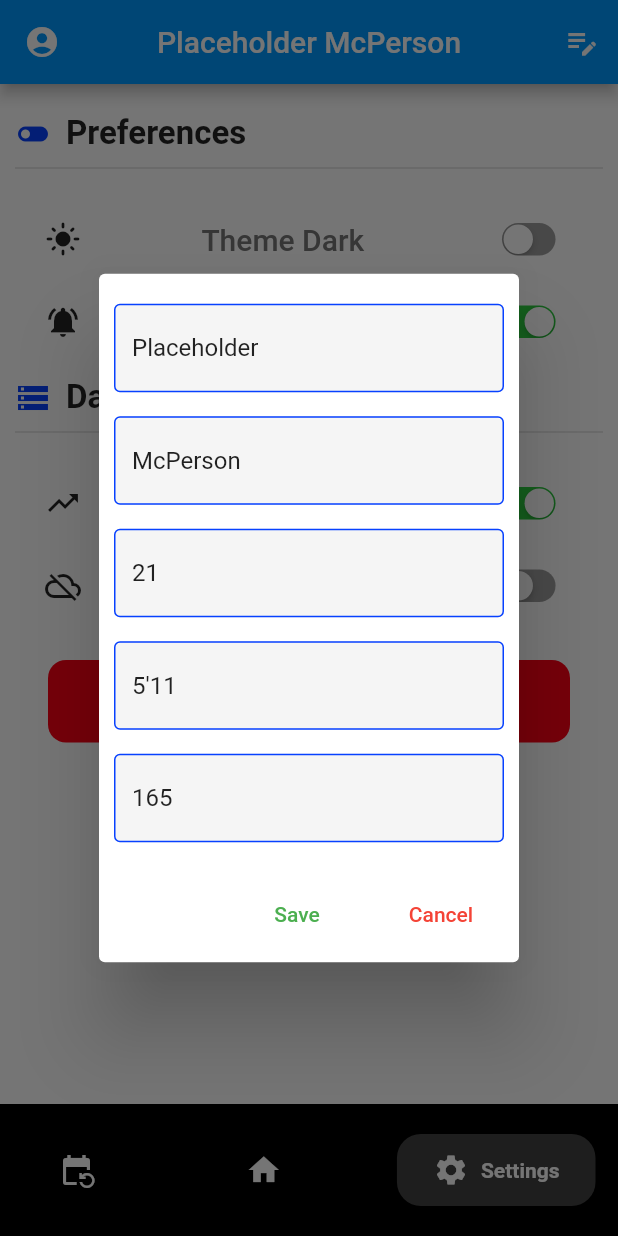
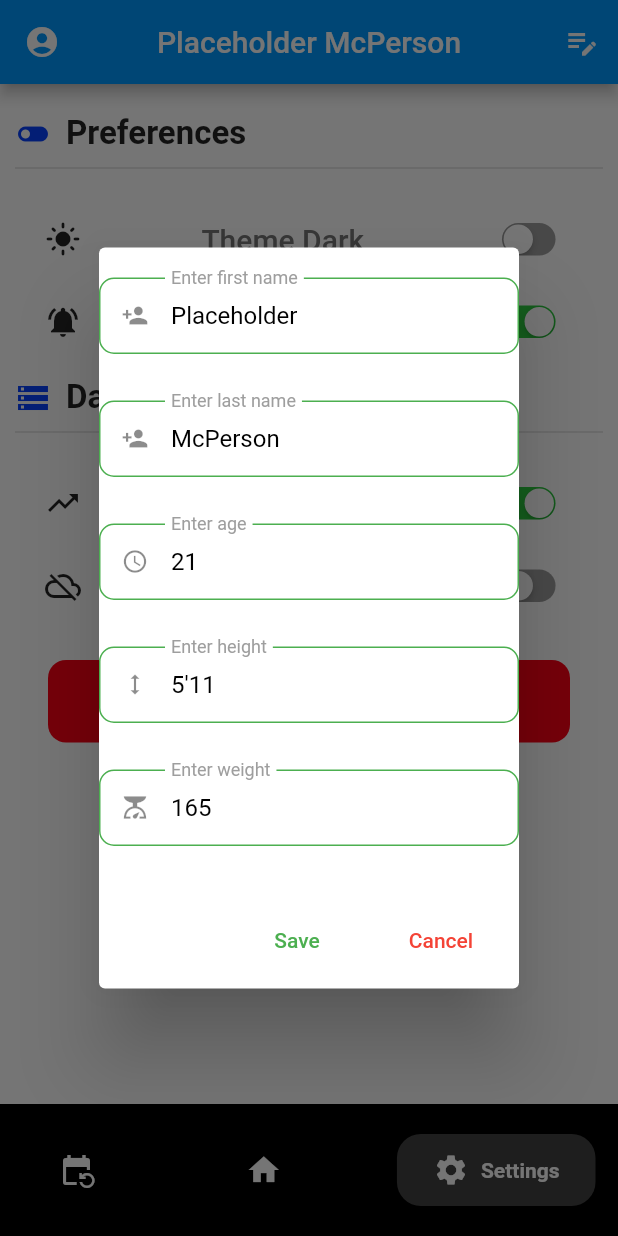
Before and after one commit to WillHAdair/WorkoutApplication, a Flutter app: the screen it shows after launch, item 3 of the bottom bar chosen, after a tap on the "edit note" icon, on a phone screen of 412 x 824 dp. Run offline on Flutter 3.47's test engine with Material 2 defaults, Android fonts, the phone set to English and light mode, and no system bars; drawn by our look-alikes of google_nav_bar; our stand-ins replace flutter_heatmap_calendar, flutter_slidable, hive, hive_flutter, simple_circular_progress_bar, table_calendar; accounts and stored records are empty.

Commit message:
Updated custom textfields to be more interactive

```diff
--- a/lib/components/basic_widgets/custom_textfield.dart
+++ b/lib/components/basic_widgets/custom_textfield.dart
@@ -4,36 +4,58 @@ import 'package:workout_app/data/theme_provider.dart';
 
 class CustomTextField extends StatelessWidget {
   final TextEditingController controller;
-  final String hintText;
+  final String name;
+  final IconData prefixIcon;
   final bool obscureText;
+  final TextCapitalization textCapitalization;
+  final TextInputType inputType;
 
   const CustomTextField({
     super.key,
     required this.controller,
-    required this.hintText,
-    required this.obscureText,
+    required this.name,
+    required this.prefixIcon,
+    required this.inputType,
+    this.textCapitalization = TextCapitalization.none,
+    this.obscureText = false,
   });
 
   @override
   Widget build(BuildContext context) {
-    return Padding(
-      padding: const EdgeInsets.symmetric(horizontal: 10.0),
+    return Container(
+      margin: const EdgeInsets.only(bottom: 15),
       child: TextField(
+        enabled: true,
         controller: controller,
+        textCapitalization: textCapitalization,
+        maxLength: 32,
+        maxLines: 1,
         obscureText: obscureText,
+        keyboardType: inputType,
+        textAlign: TextAlign.start,
+        style: TextStyle(
+          color: Provider.of<ThemeProvider>(context).getTextColor(),
+          fontSize: 16,
+        ),
         decoration: InputDecoration(
-            enabledBorder: OutlineInputBorder(
-              borderSide: BorderSide(
-                  color: Provider.of<ThemeProvider>(context).secondaryColor),
-            ),
-            focusedBorder: OutlineInputBorder(
-              borderSide: BorderSide(
-                  color: Provider.of<ThemeProvider>(context).secondaryColor),
-            ),
-            filled: true,
-            hintText: hintText,
-            hintStyle: TextStyle(
-                color: Provider.of<ThemeProvider>(context).secondaryColor)),
+          prefixIcon: Icon(prefixIcon),
+          isDense: true,
+          labelText: name,
+          counterText: "",
+          labelStyle: const TextStyle(color: Colors.grey),
+          border: const OutlineInputBorder(
+            borderSide: BorderSide(color: Colors.green),
+            borderRadius: BorderRadius.all(Radius.circular(10)),
+          ),
+          focusedBorder: const OutlineInputBorder(
+            borderSide: BorderSide(color: Colors.green),
+            borderRadius: BorderRadius.all(Radius.circular(10)),
+          ),
+          enabledBorder: const OutlineInputBorder(
+            borderSide: BorderSide(color: Colors.green),
+            borderRadius: BorderRadius.all(Radius.circular(10)),
+          ),
+        ),
       ),
     );
   }
--- a/lib/components/popups/customizable_dialog.dart
+++ b/lib/components/popups/customizable_dialog.dart
@@ -31,8 +31,9 @@ class CustomizableDialog extends StatelessWidget {
                       padding: const EdgeInsets.symmetric(vertical: 8.0),
                       child: CustomTextField(
                         controller: customTextField.controller,
-                        hintText: customTextField.hintText,
-                        obscureText: customTextField.obscureText,
+                        name: customTextField.name,
+                        prefixIcon: customTextField.prefixIcon,
+                        inputType: customTextField.inputType,
                       ),
                     );
                   }),
--- a/lib/pages/Home/default_home_page.dart
+++ b/lib/pages/Home/default_home_page.dart
@@ -30,9 +30,11 @@ class DefaultHomePageState extends State<DefaultHomePage> {
         builder: (context) {
           return CustomizableDialog(customTextFields: [
             CustomTextField(
-                controller: workoutNameController,
-                hintText: "Workout Name",
-                obscureText: false)
+              controller: workoutNameController,
+              name: "Workout Name",
+              prefixIcon: Icons.text_fields_outlined,
+              inputType: TextInputType.name,
+            )
           ], onSave: save, onCancel: cancel);
         });
   }
@@ -81,9 +83,11 @@ class DefaultHomePageState extends State<DefaultHomePage> {
       builder: (context) {
         return CustomizableDialog(customTextFields: [
           CustomTextField(
-              controller: workoutNameController,
-              hintText: "New Name",
-              obscureText: false)
+            controller: workoutNameController,
+            name: "New Name",
+            prefixIcon: Icons.settings,
+            inputType: TextInputType.text,
+          )
         ], onSave: () => edit(workoutName), onCancel: cancel);
       },
     );
--- a/lib/pages/Workouts/workout_day_page.dart
+++ b/lib/pages/Workouts/workout_day_page.dart
@@ -108,9 +108,11 @@ class _WorkoutPageState extends State<WorkoutDayPage> {
       builder: (context) {
         return CustomizableDialog(customTextFields: [
           CustomTextField(
-              controller: workoutNameController,
-              hintText: "New Name",
-              obscureText: false)
+            controller: workoutNameController,
+            name: "New Name",
+            prefixIcon: Icons.person_add,
+            inputType: TextInputType.name,
+          )
         ], onSave: () => edit(workoutName), onCancel: onCancel);
       },
     );
--- a/lib/pages/Workouts/workouts_page.dart
+++ b/lib/pages/Workouts/workouts_page.dart
@@ -24,8 +24,10 @@ class WorkoutsPageState extends State<WorkoutsPage> {
           return CustomizableDialog(customTextFields: [
             CustomTextField(
                 controller: workoutNameController,
-                hintText: "Workout Name",
-                obscureText: false)
+                name: "Workout Name",
+                prefixIcon: Icons.fitness_center,
+                inputType: TextInputType.name,
+            ),
           ], onSave: save, onCancel: cancel);
         });
   }
@@ -70,8 +72,10 @@ class WorkoutsPageState extends State<WorkoutsPage> {
         return CustomizableDialog(customTextFields: [
           CustomTextField(
               controller: workoutNameController,
-              hintText: "New Name",
-              obscureText: false)
+              name: "New Name",
+              prefixIcon: Icons.edit,
+              inputType: TextInputType.name,
+            )
         ], onSave: () => edit(workoutName), onCancel: cancel);
       },
     );
--- a/lib/pages/settings_page.dart
+++ b/lib/pages/settings_page.dart
@@ -1,6 +1,5 @@
 import 'package:flutter/cupertino.dart';
 import 'package:flutter/material.dart';
-import 'package:flutter_colorpicker/flutter_colorpicker.dart';
 import 'package:provider/provider.dart';
 import 'package:workout_app/components/basic_widgets/custom_textfield.dart';
 import 'package:workout_app/components/popups/customizable_dialog.dart';
@@ -198,26 +197,35 @@ class SettingsPageState extends State<SettingsPage> {
           return CustomizableDialog(
             customTextFields: [
               CustomTextField(
-                  controller: firstNameController,
-                  hintText: 'Enter first name',
-                  obscureText: false),
+                controller: firstNameController,
+                name: 'Enter first name',
+                prefixIcon: Icons.person_add,
+                inputType: TextInputType.name,
+              ),
               CustomTextField(
-                  controller: lastNameController,
-                  hintText: 'Enter last name',
-                  obscureText: false),
+                controller: lastNameController,
+                name: 'Enter last name',
+                prefixIcon: Icons.person_add,
+                inputType: TextInputType.name,
+              ),
               CustomTextField(
-                  controller: ageController,
-                  hintText: 'Enter age',
-                  obscureText: false),
+                controller: ageController,
+                name: 'Enter age',
+                prefixIcon: Icons.schedule,
+                inputType: TextInputType.number,
+              ),
               CustomTextField(
                 controller: heightController,
-                hintText: 'Enter height',
-                obscureText: false,
+                name: 'Enter height',
+                prefixIcon: Icons.height,
+                inputType: TextInputType.none,
               ),
               CustomTextField(
-                  controller: weightController,
-                  hintText: 'Enter weight',
-                  obscureText: false),
+                controller: weightController,
+                name: 'Enter weight',
+                prefixIcon: Icons.scale,
+                inputType: TextInputType.number,
+              ),
             ],
             onSave: save,
             onCancel: () => Navigator.pop(context),
```
Also changed, not shown: lib/components/popups/exercise_dialog.dart (added, +21 -0 lines), lib/pages/Workouts/workout_page.dart (+36 -18 lines).
